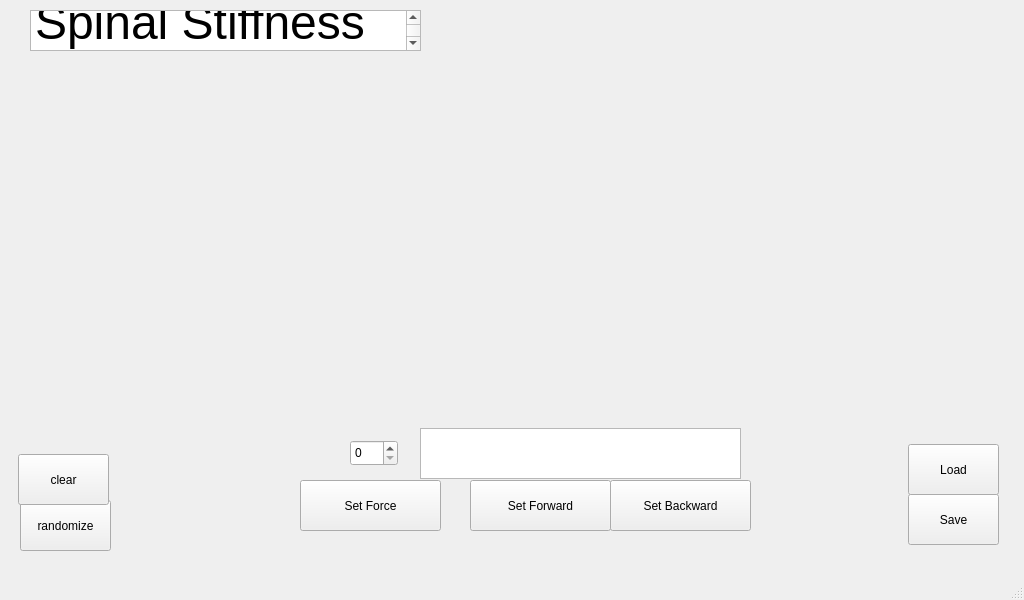
Before: the Qt Designer form dialog.ui in wiihoffmann/indenter-control-panel, drawn with Qt 5.
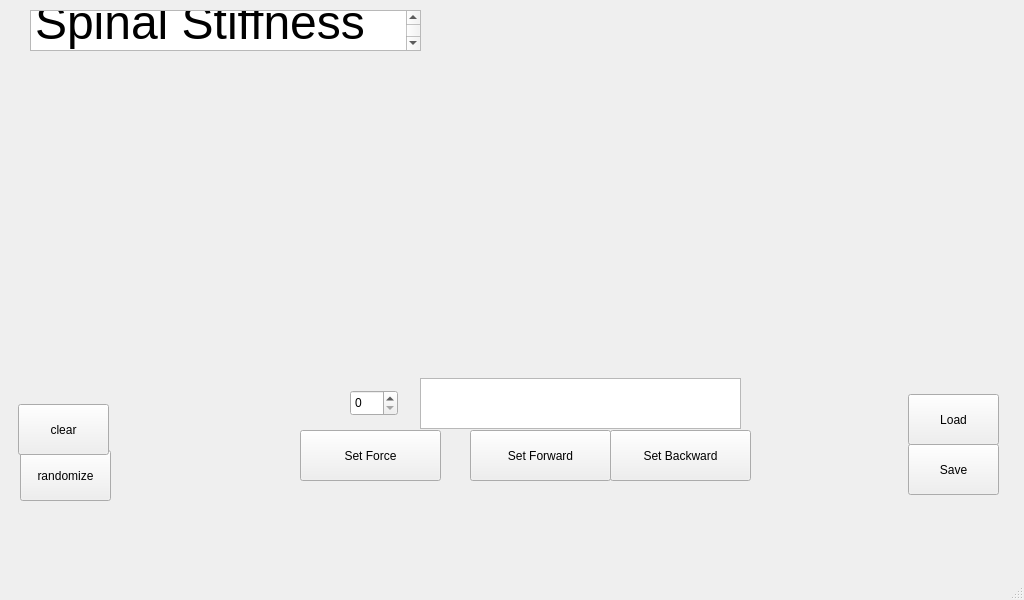
After: the same form once the commit is applied. Custom widgets are drawn as their Qt base class.

The edit to the form file:
```diff
--- a/dialog.ui
+++ b/dialog.ui
@@ -18,7 +18,7 @@
     <property name="geometry">
      <rect>
       <x>20</x>
-      <y>500</y>
+      <y>450</y>
       <width>91</width>
       <height>51</height>
      </rect>
@@ -41,7 +41,7 @@
     <property name="geometry">
      <rect>
       <x>18</x>
-      <y>454</y>
+      <y>404</y>
       <width>91</width>
       <height>51</height>
      </rect>
@@ -54,7 +54,7 @@
     <property name="geometry">
      <rect>
       <x>908</x>
-      <y>494</y>
+      <y>444</y>
       <width>91</width>
       <height>51</height>
      </rect>
@@ -67,7 +67,7 @@
     <property name="geometry">
      <rect>
       <x>908</x>
-      <y>444</y>
+      <y>394</y>
       <width>91</width>
       <height>51</height>
      </rect>
@@ -80,7 +80,7 @@
     <property name="geometry">
      <rect>
       <x>350</x>
-      <y>440</y>
+      <y>390</y>
       <width>48</width>
       <height>26</height>
      </rect>
@@ -90,7 +90,7 @@
     <property name="geometry">
      <rect>
       <x>420</x>
-      <y>428</y>
+      <y>378</y>
       <width>321</width>
       <height>51</height>
      </rect>
@@ -100,7 +100,7 @@
     <property name="geometry">
      <rect>
       <x>300</x>
-      <y>480</y>
+      <y>430</y>
       <width>141</width>
       <height>51</height>
      </rect>
@@ -133,7 +133,7 @@
     <property name="geometry">
      <rect>
       <x>470</x>
-      <y>480</y>
+      <y>430</y>
       <width>141</width>
       <height>51</height>
      </rect>
@@ -146,7 +146,7 @@
     <property name="geometry">
      <rect>
       <x>610</x>
-      <y>480</y>
+      <y>430</y>
       <width>141</width>
       <height>51</height>
      </rect>
```
Left out of the diff: 4 changed lines with no effect on the pictures.
